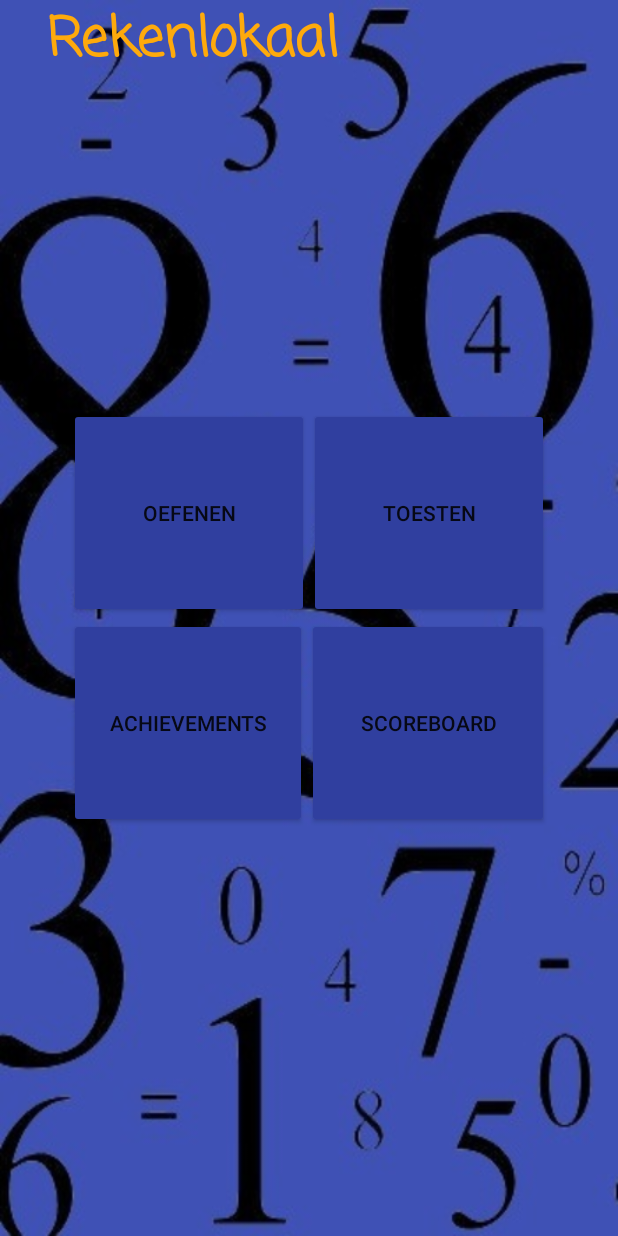
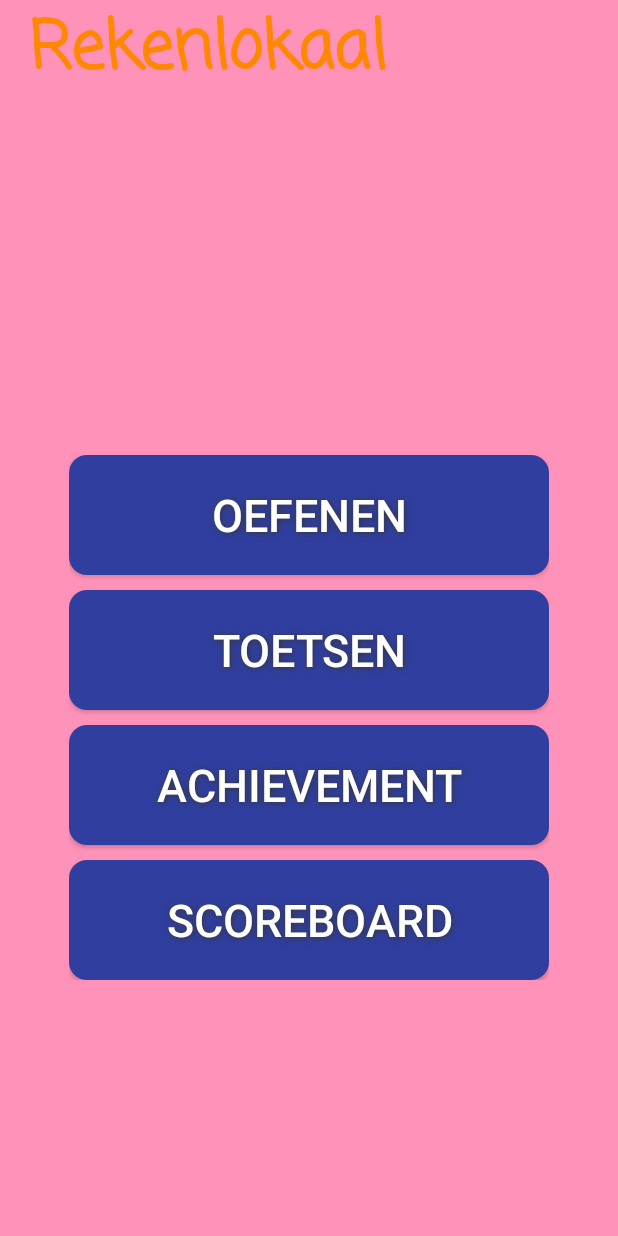
Before and after one commit to dannyvantol/hsleiden-ikpmd, an Android app: the screen it shows after launch (MainActivity), on a phone screen of 412 x 824 dp. Run offline under Robolectric (Android 15) with nearby library versions, the phone set to English and light mode, and no system bars.

Commit message:
main menu v2

```diff
--- a/app/src/main/java/org/bitbucket/dannyvantol/rekenlokaal/MainActivity.java
+++ b/app/src/main/java/org/bitbucket/dannyvantol/rekenlokaal/MainActivity.java
@@ -13,5 +13,7 @@
         super.onCreate(savedInstanceState);
         setContentView(R.layout.activity_main);
 
+
+
     }
 }
--- /dev/null
+++ b/app/src/main/res/drawable/bshadow.xml
@@ -0,0 +1,9 @@
+<layer-list
+    xmlns:android="http://schemas.android.com/apk/res/android">
+
+    <item android:drawable="@drawable/shadow"/>
+    <item
+        android:drawable="@drawable/button"
+        android:bottom="4px" />
+
+</layer-list>
--- /dev/null
+++ b/app/src/main/res/drawable/button.xml
@@ -0,0 +1,19 @@
+<?xml version="1.0" encoding="utf-8"?>
+<shape xmlns:android="http://schemas.android.com/apk/res/android" android:shape="rectangle" >
+    <corners
+        android:radius="12dp"
+        />
+    <solid
+        android:color="#303F9F"
+        />
+    <padding
+        android:left="0dp"
+        android:top="0dp"
+        android:right="0dp"
+        android:bottom="0dp"
+        />
+    <size
+        android:width="200dp"
+        android:height="100dp"
+        />
+</shape>
--- /dev/null
+++ b/app/src/main/res/drawable/shadow.xml
@@ -0,0 +1,7 @@
+<shape android:shape="rectangle"
+    xmlns:android="http://schemas.android.com/apk/res/android">
+
+    <solid android:color="@color/colorBlackAlpha"/>
+    <corners android:radius="20dip"/>
+
+</shape>
--- a/app/src/main/res/layout/activity_main.xml
+++ b/app/src/main/res/layout/activity_main.xml
@@ -5,7 +5,7 @@
     android:id="@+id/Background"
     android:layout_width="match_parent"
     android:layout_height="match_parent"
-    android:background="@drawable/reken"
+    android:background="#ff92b8"
     tools:context=".MainActivity">
 
     <LinearLayout
@@ -20,66 +20,84 @@
         app:layout_constraintBottom_toBottomOf="parent"
         app:layout_constraintEnd_toEndOf="parent"
         app:layout_constraintStart_toStartOf="parent"
-        app:layout_constraintTop_toTopOf="parent">
-
-        <LinearLayout
-            android:layout_width="match_parent"
-            android:layout_height="match_parent"
-            android:orientation="horizontal">
+        app:layout_constraintTop_toTopOf="parent"
+        app:layout_constraintVertical_bias="0.645">
 
         <Button
             android:id="@+id/KnopOefenen"
-                android:layout_width="wrap_content"
-                android:layout_height="140dp"
-                android:layout_weight="1"
-                android:backgroundTint="@color/colorPrimaryDark"
+            android:layout_width="match_parent"
+            android:layout_height="80dp"
+
+            android:layout_marginBottom="10dp"
+            android:background="@drawable/button"
+            android:shadowColor="#363636"
+            android:shadowDx="1"
+            android:shadowDy="1"
+            android:shadowRadius="5"
             android:text="Oefenen"
-                android:textAlignment="center" />
+            android:textColor="#FFFFFF"
+            android:textSize="30sp"
+            android:drawable="@drawable/shadow"/>
 
         <Button
             android:id="@+id/KnopToetsen"
-                android:layout_width="wrap_content"
-                android:layout_height="140dp"
-                android:layout_weight="1"
-                android:backgroundTint="@color/colorPrimaryDark"
-                android:text="Toesten" />
-        </LinearLayout>
+            android:layout_width="match_parent"
+            android:layout_height="80dp"
+            android:layout_marginBottom="10dp"
 
-        <LinearLayout
-            android:layout_width="match_parent"
-            android:layout_height="match_parent"
-            android:orientation="horizontal">
+            android:background="@drawable/button"
+            android:shadowColor="#363636"
+            android:shadowDx="1"
+            android:shadowDy="1"
+            android:shadowRadius="5"
+            android:text="Toetsen"
+            android:textColor="#FFFFFF"
+            android:textSize="30sp" />
 
         <Button
             android:id="@+id/KnopAchievements"
-                android:layout_width="112dp"
-                android:layout_height="140dp"
-                android:layout_weight="1"
-                android:backgroundTint="@color/colorPrimaryDark"
-                android:text="Achievements" />
+            android:layout_width="match_parent"
+            android:layout_height="80dp"
+            android:layout_marginBottom="10dp"
+
+            android:background="@drawable/button"
+            android:shadowColor="#363636"
+            android:shadowDx="1"
+            android:shadowDy="1"
+            android:shadowRadius="5"
+            android:text="achievement"
+            android:textColor="#FFFFFF"
+            android:textSize="30sp" />
 
         <Button
             android:id="@+id/KnopScoreboard"
-                android:layout_width="wrap_content"
-                android:layout_height="140dp"
-                android:layout_weight="1"
-                android:backgroundTint="@color/colorPrimaryDark"
-                android:text="Scoreboard" />
-        </LinearLayout>
+            android:layout_width="match_parent"
+            android:layout_height="80dp"
+            android:background="@drawable/button"
+
+            android:shadowColor="#363636"
+            android:shadowDx="1"
+            android:shadowDy="1"
+            android:shadowRadius="5"
+            android:text="scoreboard"
+            android:textColor="#FFFFFF"
+            android:textSize="30sp" />
+
     </LinearLayout>
 
     <TextView
         android:id="@+id/textView"
-        android:layout_width="256dp"
-        android:layout_height="59dp"
+        android:layout_width="276dp"
+        android:layout_height="70dp"
         android:fontFamily="casual"
         android:text="@string/app_name"
         android:textAlignment="center"
         android:textAllCaps="false"
-        android:textColor="?android:attr/colorPressedHighlight"
-        android:textSize="36sp"
+        android:textColor="@android:color/holo_orange_dark"
+        android:textSize="44sp"
         android:textStyle="bold"
-        tools:layout_editor_absoluteX="64dp"
+        tools:ignore="MissingConstraints"
+        tools:layout_editor_absoluteX="54dp"
         tools:layout_editor_absoluteY="16dp" />
 
 </android.support.constraint.ConstraintLayout>
--- a/app/src/main/res/values/colors.xml
+++ b/app/src/main/res/values/colors.xml
@@ -2,5 +2,6 @@
 <resources>
     <color name="colorPrimary">#3F51B5</color>
     <color name="colorPrimaryDark">#303F9F</color>
-    <color name="colorAccent">#FF4081</color>
+    <color name="colorAccent">#ff4081</color>
+    <color name="colorBlackAlpha">#000000</color>
 </resources>
```
Lines whose indentation alone changed are shown as unchanged.
